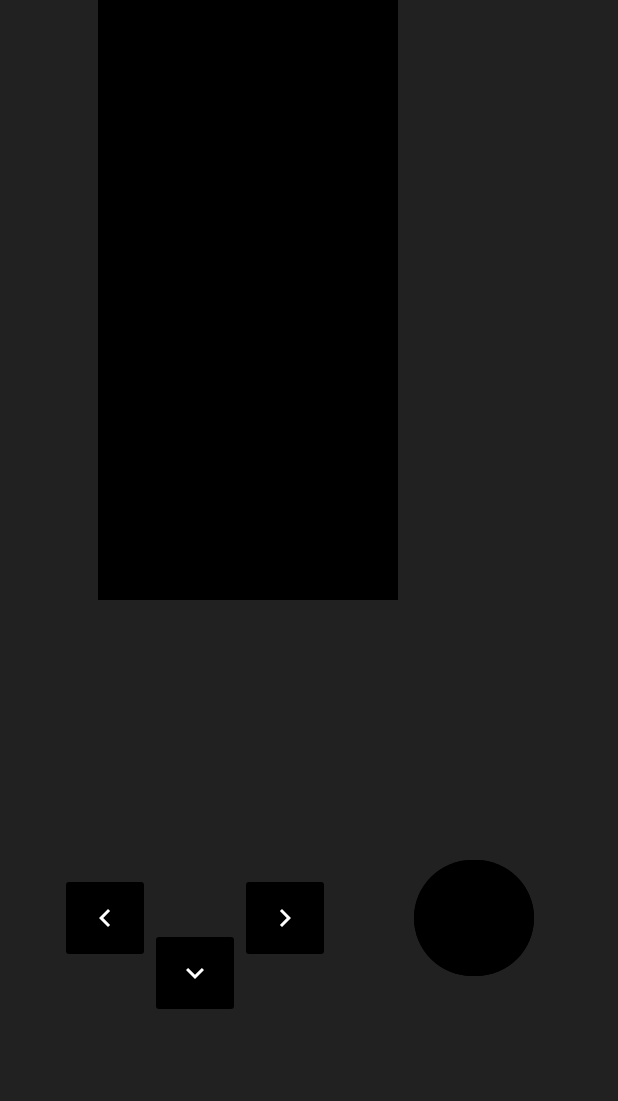
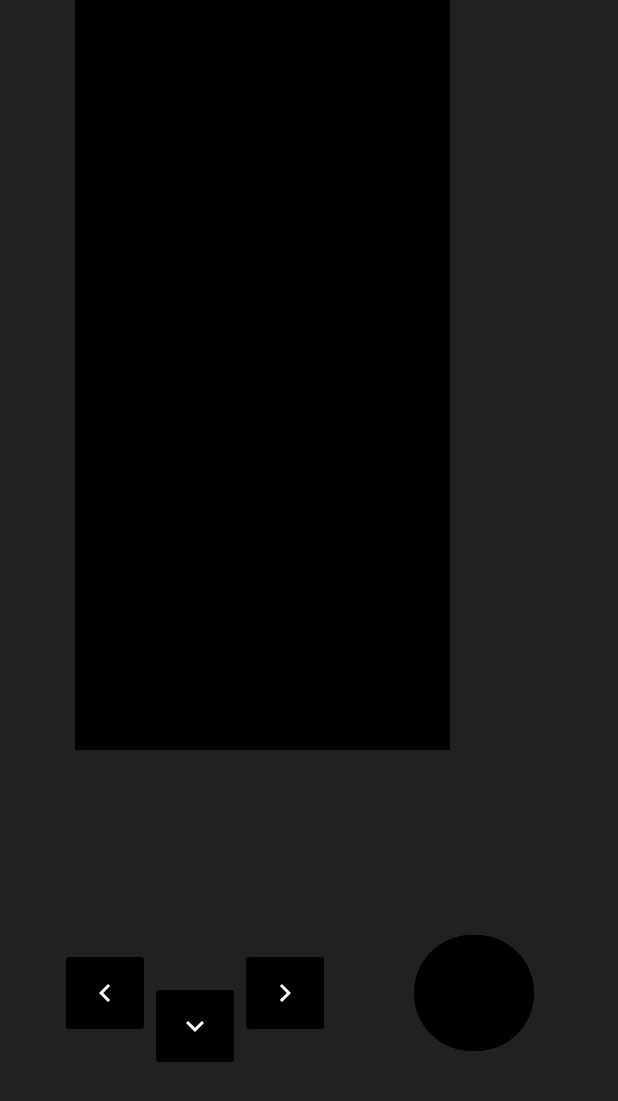
Before and after one commit to thebaldehit/OOP_tetris, an Android app: the layout activity_main.xml on its own in the app's theme, with its tools: preview values and no code run, on a phone screen of 412 x 824 dp. Shown: the top 1101 px of the screen. Run offline under Robolectric (Android 15) with nearby library versions, the phone set to English and light mode, and no system bars.

Commit message:
Added colors for figure

```diff
--- a/tetris/app/src/main/java/com/example/tetris/Block.kt
+++ b/tetris/app/src/main/java/com/example/tetris/Block.kt
@@ -1,8 +1,9 @@
 package com.example.tetris
 
-class Block(color: Int) {
+class Block(setColor: Int) {
     var isMove = true
+    var color: Int = 0
     init {
-        val color = color
+        color = setColor
     }
 }
--- a/tetris/app/src/main/java/com/example/tetris/Game.kt
+++ b/tetris/app/src/main/java/com/example/tetris/Game.kt
@@ -89,9 +89,7 @@ class Game {
                     val curY = figure.currentRow + row
                     val curX = figure.startPos + col
                     if (!isBlockXExist(curX) || !isBlockYExist(curY) || gameField[curY][curX] != null) {
-                        figure.rotate()
-                        figure.rotate()
-                        figure.rotate()
+                        for (i in 0..2) figure.rotate()
                     }
                 }
             }
@@ -198,7 +196,7 @@ class Game {
         thread {
             while (isGame) {
                 invalidateCanvas(gameField)
-                TimeUnit.MILLISECONDS.sleep(1000)
+                TimeUnit.MILLISECONDS.sleep(300)
                 moveFigure()
             }
         }
--- a/tetris/app/src/main/java/com/example/tetris/MainCanvas.kt
+++ b/tetris/app/src/main/java/com/example/tetris/MainCanvas.kt
@@ -10,7 +10,7 @@ import android.util.TypedValue
 import android.view.View
 
 class MainCanvas(context: Context, attrs: AttributeSet) : View(context, attrs) {
-    private val grid = TypedValue.applyDimension(TypedValue.COMPLEX_UNIT_DIP, 20f, Resources.getSystem().displayMetrics)
+    private val grid = TypedValue.applyDimension(TypedValue.COMPLEX_UNIT_DIP, 25f, Resources.getSystem().displayMetrics)
     private var blocks: MutableList<MutableList<Block?>> = mutableListOf()
     private val paint = Paint()
 
@@ -20,13 +20,17 @@ class MainCanvas(context: Context, attrs: AttributeSet) : View(context, attrs) {
     }
 
     private fun drawField(canvas: Canvas) {
-        paint.color = Color.RED
-        paint.style = Paint.Style.FILL
         var currentX = 0f
         var currentY = 0f
         for (row in blocks) {
             for (col in row) {
                 if (col != null) {
+                    paint.style = Paint.Style.FILL
+                    paint.color = col.color
+                    canvas.drawRect(currentX, currentY, currentX + grid, currentY + grid, paint)
+                    paint.style = Paint.Style.STROKE
+                    paint.strokeWidth = 10f
+                    paint.color = Color.BLACK
                     canvas.drawRect(currentX, currentY, currentX + grid, currentY + grid, paint)
                 }
                 currentX += grid
--- a/tetris/app/src/main/java/com/example/tetris/figures/Lka.kt
+++ b/tetris/app/src/main/java/com/example/tetris/figures/Lka.kt
@@ -8,6 +8,6 @@ class Lka : Figure() {
         arrayOf(1, 1, 1),
         arrayOf(0, 0, 0)
     )
-    override val color: Int = Color.BLUE
+    override val color: Int = Color.rgb(4, 155, 174)
     override var startPos: Int = 4
 }
--- a/tetris/app/src/main/java/com/example/tetris/figures/Rlka.kt
+++ b/tetris/app/src/main/java/com/example/tetris/figures/Rlka.kt
@@ -8,6 +8,6 @@ class Rlka : Figure() {
         arrayOf(1, 1, 1),
         arrayOf(0, 0, 0)
     )
-    override val color: Int = Color.BLUE
+    override val color: Int = Color.rgb(7, 148, 18)
     override var startPos: Int = 4
 }
--- a/tetris/app/src/main/java/com/example/tetris/figures/Ska.kt
+++ b/tetris/app/src/main/java/com/example/tetris/figures/Ska.kt
@@ -7,7 +7,7 @@ class Ska : Figure() {
         arrayOf(0, 1, 1),
         arrayOf(1, 1, 0)
     )
-    override val color: Int = Color.WHITE
+    override val color: Int = Color.rgb(15, 26, 240)
     override var startPos: Int = 4
 
     override fun rotate() {
--- a/tetris/app/src/main/java/com/example/tetris/figures/Square.kt
+++ b/tetris/app/src/main/java/com/example/tetris/figures/Square.kt
@@ -8,5 +8,5 @@ class Square : Figure() {
         arrayOf(1, 1)
     )
     override val color: Int = Color.GREEN
-    override var startPos: Int = 4
+    override var startPos: Int = Color.rgb(184, 27, 11)
 }
--- a/tetris/app/src/main/java/com/example/tetris/figures/Stick.kt
+++ b/tetris/app/src/main/java/com/example/tetris/figures/Stick.kt
@@ -9,7 +9,7 @@ class Stick : Figure() {
         arrayOf(0, 0, 1, 0),
         arrayOf(0, 0, 1, 0)
     )
-    override val color: Int = Color.RED
+    override val color: Int = Color.rgb(215, 45, 206)
     override var startPos: Int = 5
 
     override fun rotate() {
--- a/tetris/app/src/main/java/com/example/tetris/figures/Teshka.kt
+++ b/tetris/app/src/main/java/com/example/tetris/figures/Teshka.kt
@@ -7,6 +7,6 @@ class Teshka : Figure() {
         arrayOf(1, 1, 1),
         arrayOf(0, 0, 0)
     )
-    override val color: Int = Color.CYAN
+    override val color: Int = Color.rgb(235, 223, 14)
     override var startPos: Int = 4
 }
--- a/tetris/app/src/main/java/com/example/tetris/figures/Zka.kt
+++ b/tetris/app/src/main/java/com/example/tetris/figures/Zka.kt
@@ -8,7 +8,7 @@ class Zka : Figure() {
         arrayOf(1, 1, 0),
         arrayOf(0, 1, 1)
     )
-    override val color: Int = Color.WHITE
+    override val color: Int = Color.rgb(197, 100, 16)
     override var startPos: Int = 4
 
     override fun rotate() {
--- a/tetris/app/src/main/res/layout/activity_main.xml
+++ b/tetris/app/src/main/res/layout/activity_main.xml
@@ -9,8 +9,8 @@
 
     <com.example.tetris.MainCanvas
         android:id="@+id/canvas"
-        android:layout_width="200dp"
-        android:layout_height="400dp"
+        android:layout_width="250dp"
+        android:layout_height="500dp"
         android:background="#000"
         app:layout_constraintEnd_toEndOf="parent"
         app:layout_constraintHorizontal_bias="0.308"
```
